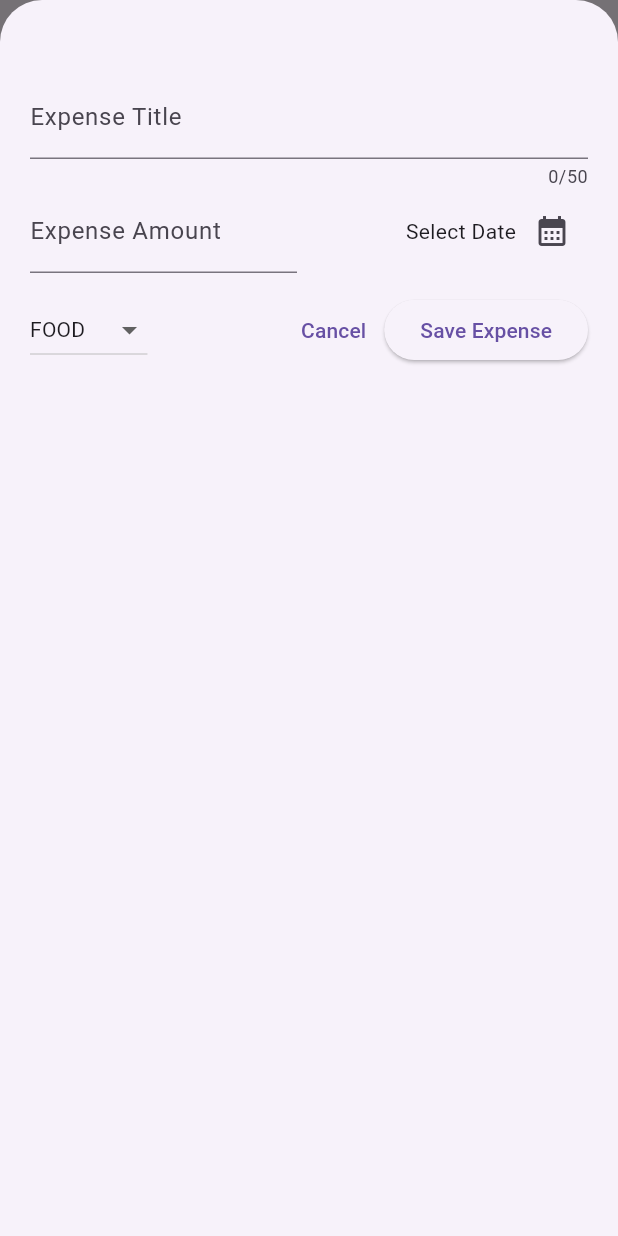
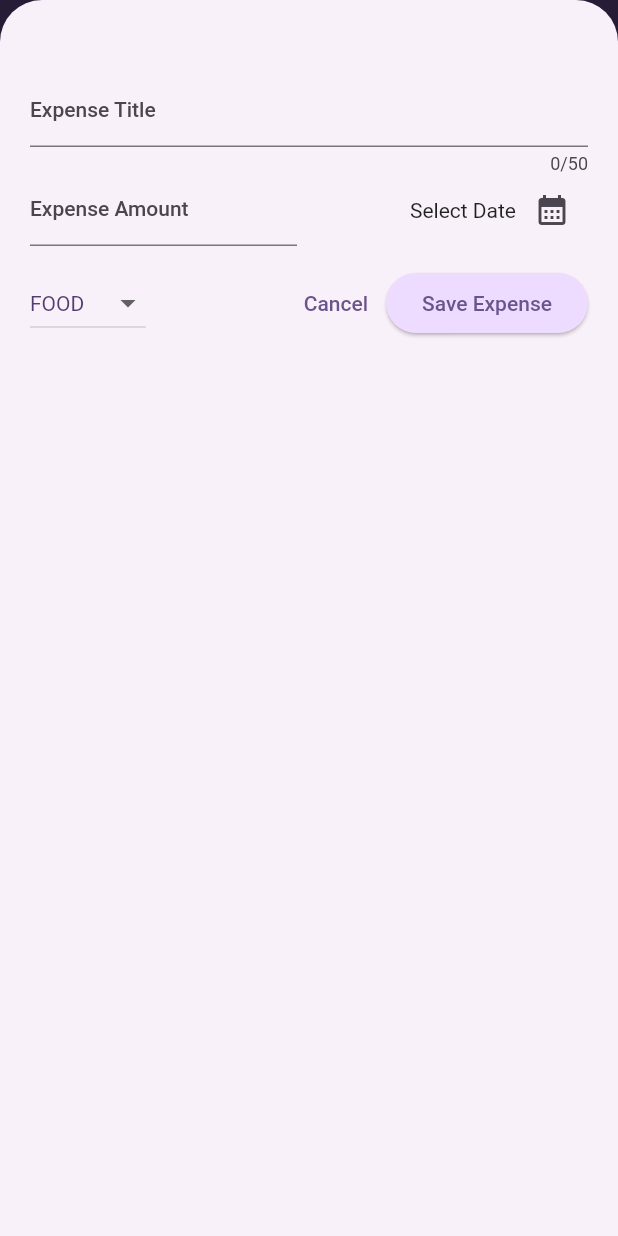
Before and after one commit to thekalpeshchoudhary/expense_tracker, a Flutter app: the screen it shows after launch, after a tap on the "add" icon, on a phone screen of 412 x 824 dp. Run offline on Flutter 3.47's test engine with Material 2 defaults, Android fonts, the phone set to English and light mode, and no system bars.

Commit message:
theme addition

```diff
--- a/lib/main.dart
+++ b/lib/main.dart
@@ -1,10 +1,40 @@
 import 'package:expense_tracker/widgets/expenses.dart';
 import 'package:flutter/material.dart';
+
+var kColorScheme =
+    ColorScheme.fromSeed(seedColor: const Color.fromARGB(255, 132, 0, 255));
 
 void main() {
   runApp(
     MaterialApp(
-      theme: ThemeData(useMaterial3: true),
+      theme: ThemeData().copyWith(
+        useMaterial3: true,
+        colorScheme: kColorScheme,
+        appBarTheme: const AppBarTheme().copyWith(
+          backgroundColor: kColorScheme.onPrimaryContainer,
+          foregroundColor: kColorScheme.primaryContainer,
+        ),
+        cardTheme: const CardTheme().copyWith(
+          color: kColorScheme.secondaryContainer,
+          margin: const EdgeInsets.symmetric(horizontal: 16, vertical: 8),
+        ),
+        elevatedButtonTheme: ElevatedButtonThemeData(
+          style: ElevatedButton.styleFrom(
+              backgroundColor: kColorScheme.primaryContainer),
+        ),
+        textTheme: ThemeData().textTheme.copyWith(
+              titleLarge: TextStyle(
+                fontWeight: FontWeight.bold,
+                fontSize: 16,
+                color: kColorScheme.onSecondaryContainer,
+              ),
+              titleMedium: TextStyle(
+                fontWeight: FontWeight.normal,
+                fontSize: 12,
+                color: kColorScheme.onPrimaryContainer,
+              ),
+            ),
+      ),
       home: const Expenses(),
     ),
   );
```
Also changed, not shown: lib/widgets/expenses.dart (+16 -3 lines), lib/widgets/expenses_list/expense_item.dart (+7 -2 lines), lib/widgets/expenses_list/expenses_list.dart (+9 -0 lines).
